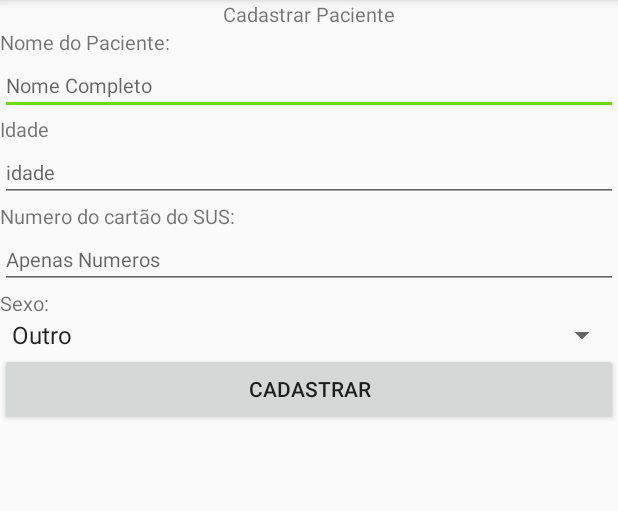
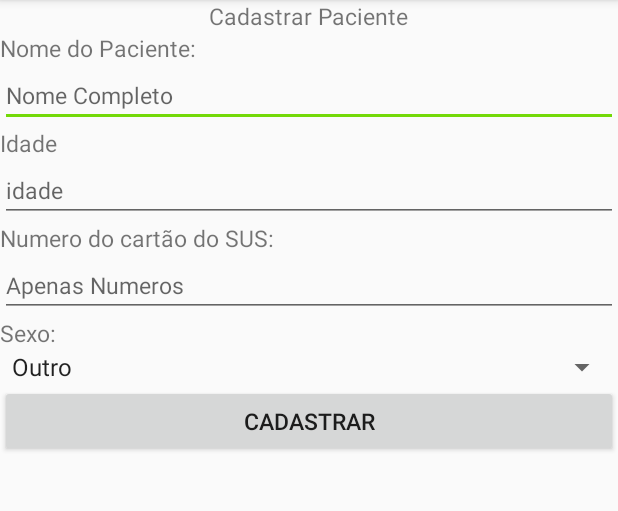
Before and after one commit to dheysonlee99/SaudeAcomp, an Android app: the CadastroActivity screen opened directly, with no data from a screen before it, on a phone screen of 412 x 824 dp, the part 84-595 px from its top. Run offline under Robolectric (Android 15) with nearby library versions, the phone set to English and light mode, and no system bars.

Commit message:
consertando alguns erros

```diff
--- a/app/src/main/res/layout/activity_cadastro.xml
+++ b/app/src/main/res/layout/activity_cadastro.xml
@@ -12,7 +12,7 @@
         android:layout_width="wrap_content"
         android:layout_height="wrap_content"
         android:text="Cadastrar Paciente"
-        android:textSize="6pt"
+        android:textSize="7pt"
         android:layout_gravity="center_horizontal"/>
 
     <TextView
@@ -20,19 +20,19 @@
         android:layout_width="match_parent"
         android:layout_height="wrap_content"
         android:text="@string/nome"
-        android:textSize="6pt"/>
+        android:textSize="7pt"/>
 
     <EditText
         android:id="@+id/nome_paciente"
         android:layout_width="match_parent"
         android:layout_height="wrap_content"
         android:hint="@string/nome_com"
-        android:textSize="6pt"/>
+        android:textSize="7pt"/>
 
     <TextView
         android:layout_width="match_parent"
         android:layout_height="wrap_content"
-        android:textSize="6pt"
+        android:textSize="7pt"
         android:text="Idade"/>
 
     <EditText
@@ -40,7 +40,7 @@
         android:layout_width="match_parent"
         android:layout_height="wrap_content"
         android:hint="idade"
-        android:textSize="6pt"
+        android:textSize="7pt"
         android:inputType="number"/>
 
     <TextView
@@ -48,27 +48,27 @@
         android:layout_width="match_parent"
         android:layout_height="wrap_content"
         android:text="@string/cart_sus"
-        android:textSize="6pt"/>
+        android:textSize="7pt"/>
 
     <EditText
         android:id="@+id/numeros_sus"
         android:layout_width="match_parent"
         android:layout_height="wrap_content"
         android:hint="@string/numeros"
-        android:textSize="6pt"
+        android:textSize="7pt"
         android:inputType="number"/>
     <TextView
         android:id="@+id/sexo"
         android:layout_width="match_parent"
         android:layout_height="wrap_content"
         android:text="@string/sexos"
-        android:textSize="6pt"/>
+        android:textSize="7pt"/>
     <Spinner
         android:id="@+id/tipo_sexo"
         android:layout_width="match_parent"
         android:layout_height="wrap_content"
         android:entries="@array/tipoSexo"
-        android:scrollbarSize="6pt">
+        android:scrollbarSize="7pt">
 
     </Spinner>
 
@@ -79,6 +79,7 @@
         android:layout_width="match_parent"
         android:layout_height="wrap_content"
         android:text="@string/cadastrar"
-        android:onClick="cadastraClick"/>
+        android:onClick="cadastraClick"
+        android:textSize="7pt"/>
 
 </LinearLayout>
--- a/app/src/main/res/layout/activity_lista_consulta.xml
+++ b/app/src/main/res/layout/activity_lista_consulta.xml
@@ -12,12 +12,13 @@
         android:layout_height="wrap_content"
         android:layout_gravity="center_horizontal"
         android:text="Consultas"
-        android:textSize="12pt"
+        android:textSize="7pt"
         />
 
     <ListView
         android:id="@+id/list_consulta"
         android:layout_width="match_parent"
-        android:layout_height="wrap_content"></ListView>
+        android:layout_height="wrap_content"
+        android:scrollbarSize="7pt"></ListView>
 
 </LinearLayout>
--- a/app/src/main/res/layout/activity_lista_exame.xml
+++ b/app/src/main/res/layout/activity_lista_exame.xml
@@ -11,13 +11,14 @@
         android:layout_width="wrap_content"
         android:layout_height="wrap_content"
         android:text="Exames:"
-        android:textSize="12pt"
+        android:textSize="7pt"
         android:layout_gravity="center_horizontal" />
 
     <ListView
         android:id="@+id/list_exames"
         android:layout_width="match_parent"
-        android:layout_height="wrap_content"></ListView>
+        android:layout_height="wrap_content"
+        android:scrollbarSize="7pt"></ListView>
 
 
 
--- a/app/src/main/res/layout/activity_lista_remedio.xml
+++ b/app/src/main/res/layout/activity_lista_remedio.xml
@@ -12,12 +12,13 @@
         android:layout_height="wrap_content"
         android:layout_gravity="center_horizontal"
         android:text="Remédios"
-        android:textSize="12pt"/>
+        android:textSize="7pt"/>
 
     <ListView
         android:id="@+id/list_remedios"
         android:layout_width="match_parent"
         android:layout_height="wrap_content"
+        android:scrollbarSize="7pt"
         ></ListView>
 
 </LinearLayout>
--- a/app/src/main/res/layout/activity_saude.xml
+++ b/app/src/main/res/layout/activity_saude.xml
@@ -12,13 +12,14 @@
         android:layout_width="wrap_content"
         android:layout_height="wrap_content"
         android:text="@string/titulo"
-        android:textSize="10pt"
+        android:textSize="7pt"
         android:layout_gravity="center_horizontal"/>
 
     <ListView
         android:id="@+id/list_pacientes"
         android:layout_width="match_parent"
-        android:layout_height="wrap_content">
+        android:layout_height="wrap_content"
+        android:scrollbarSize="7pt">
 
     </ListView>
 
```
Also changed, not shown: app/src/main/res/layout/activity_consulta.xml (+12 -8 lines), app/src/main/res/layout/activity_exame.xml (+10 -9 lines), app/src/main/res/layout/activity_remedio.xml (+6 -6 lines).
